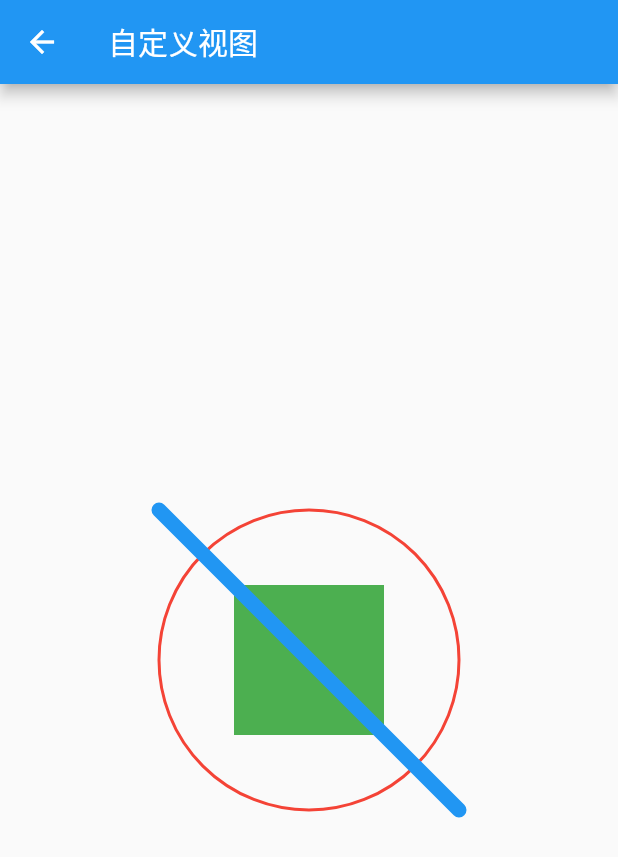
After one commit to zishabei/flutter_repository, a Flutter app: the screen it shows after launch, after a tap on "自定义视图", on a phone screen of 412 x 824 dp. The commit adds this screen. Shown: the top 857 px of the screen. Run offline on Flutter 3.47's test engine with Material 2 defaults, Android fonts, the light colour scheme and no system bars; our stand-ins replace camera, flutter_hooks, hooks_riverpod, video_player; missing offline and left inert: wechat_assets_picker.

Commit message:
自定义视图

```diff
--- a/lib/main.dart
+++ b/lib/main.dart
@@ -5,6 +5,7 @@ import 'package:flutter_project/widget/animation/animation_one_screen.dart';
 import 'package:flutter_project/widget/calendar/custom_calendar.dart';
 import 'package:flutter_project/widget/custom_text_field.dart';
 import 'package:flutter_project/widget/test_parameter.dart';
+import 'package:flutter_project/widget/widget/custom_widget.dart';
 import 'package:flutter_project/widget/widget/layout_test.dart';
 import 'package:hooks_riverpod/hooks_riverpod.dart';
 import 'package:wechat_assets_picker/wechat_assets_picker.dart';
@@ -110,6 +111,11 @@ class _MyHomePageState extends State<MyHomePage> {
                     Navigator.of(context).push(LayoutTest.route);
                   },
                   child: const Text("test layout")),
+              ElevatedButton(
+                  onPressed: () async {
+                    Navigator.of(context).push(CustomWidget.route);
+                  },
+                  child: const Text("自定义视图")),
             ],
           ),
         ));
--- /dev/null
+++ b/lib/widget/widget/custom_widget.dart
@@ -0,0 +1,86 @@
+import 'package:flutter/material.dart';
+import 'package:flutter_project/widget/app_debug.dart';
+
+class CustomWidget extends StatefulWidget {
+  const CustomWidget({Key? key}) : super(key: key);
+
+  static Route get route {
+    return MaterialPageRoute(builder: (_) {
+      return const CustomWidget();
+    });
+  }
+
+  @override
+  State<CustomWidget> createState() => _CustomWidgetState();
+}
+
+class _CustomWidgetState extends State<CustomWidget> {
+  @override
+  Widget build(BuildContext context) {
+    return Scaffold(
+      appBar: AppBar(
+        title: const Text('自定义视图'),
+      ),
+      body: Center(
+        child: CustomPaint(
+          size: const Size(200, 200),
+          painter: RedCirclePainter(),
+          foregroundPainter: BlueLinePainter(),
+          child: Container(
+            width: 200,
+            height: 200,
+            child: LayoutBuilder(
+              builder:  (BuildContext context, BoxConstraints constraints) {
+                AppDebug.log("---${constraints.heightConstraints()}");
+                AppDebug.log("---${constraints.widthConstraints()}");
+                return Center(
+                  child: Container(
+                    width: 100,
+                    height: 100,
+                    color: Colors.green,
+                  ),
+                );
+              }
+            ),
+          ),
+        ),
+      ),
+    );
+  }
+}
+
+class RedCirclePainter extends CustomPainter {
+  @override
+  void paint(Canvas canvas, Size size) {
+    var center = Offset(size.width / 2, size.height / 2);
+    var paint = Paint()
+      ..color = Colors.red
+      ..style = PaintingStyle.stroke
+      ..strokeWidth = 2;
+    canvas.drawCircle(center, size.height / 2, paint);
+  }
+
+  @override
+  bool shouldRepaint(covariant CustomPainter oldDelegate) {
+    return true;
+  }
+}
+
+class BlueLinePainter extends CustomPainter {
+  @override
+  void paint(Canvas canvas, Size size) {
+    const p1 = Offset(0, 0);
+    final p2 = Offset(size.width, size.height);
+    final paint = Paint()
+      ..color = Colors.blue
+      ..strokeWidth = 10
+      ..strokeCap = StrokeCap.round
+      ..style = PaintingStyle.stroke;
+    canvas.drawLine(p1, p2, paint);
+  }
+
+  @override
+  bool shouldRepaint(covariant CustomPainter oldDelegate) {
+    return true;
+  }
+}
```
